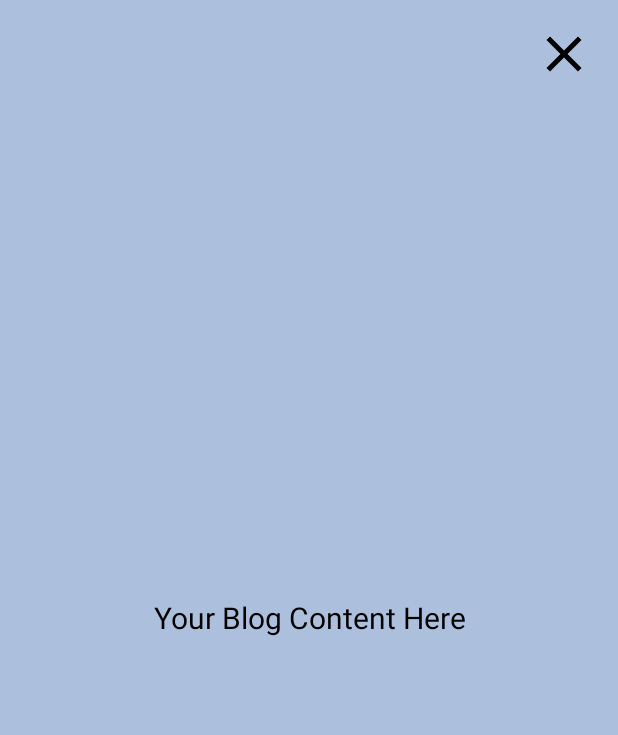
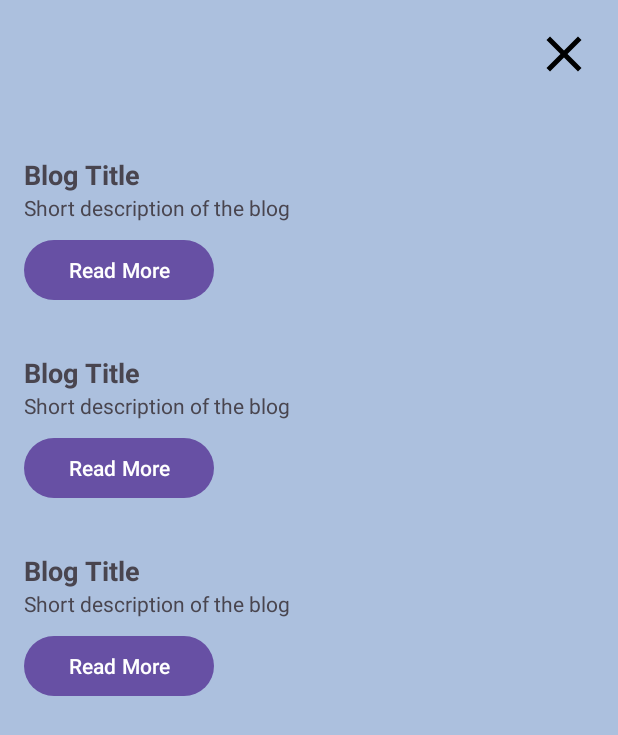
Before and after one commit to Siddhartha228/BlogApplication, an Android app: the layout fragment_blog.xml on its own in the app's theme, with its tools: preview values and no code run, on a phone screen of 412 x 824 dp. Shown: the top 735 px of the screen. Run offline under Robolectric (Android 15) with nearby library versions, the phone set to English and light mode, and no system bars.

Commit message:
update and delete

```diff
--- a/app/src/main/java/com/example/bookk/ui/fragment/AddFragment.kt
+++ b/app/src/main/java/com/example/bookk/ui/fragment/AddFragment.kt
@@ -45,7 +45,7 @@ class AddFragment : Fragment() {
                 Toast.makeText(requireContext(), "Please fill out both fields", Toast.LENGTH_SHORT).show()
             } else {
                 // Create a BlogModel instance
-                val blog = BlogModel(title, description)
+                val blog = BlogModel(title = title, preview = title, description = description)
                 addBlogToDatabase(blog)
 
                 // Optionally navigate to another fragment or pop back stack
@@ -58,7 +58,8 @@ class AddFragment : Fragment() {
 
     private fun addBlogToDatabase(blog: BlogModel) {
         val blogRef = db.child("blogs").push() // Auto-generate a unique key under "blogs"
-        blogRef.setValue(blog)
+        val blogWithId = blog.copy(id = blogRef.key ?: "") // Set the blog ID to the generated key
+        blogRef.setValue(blogWithId)
             .addOnSuccessListener {
                 Toast.makeText(requireContext(), "Blog added successfully", Toast.LENGTH_SHORT).show()
             }
--- a/app/src/main/res/layout/blog_item.xml
+++ b/app/src/main/res/layout/blog_item.xml
@@ -4,6 +4,7 @@
     android:orientation="vertical"
     android:padding="16dp">
 
+    <!-- Blog Title -->
     <TextView
         android:id="@+id/blogTitle"
         android:layout_width="wrap_content"
@@ -12,6 +13,7 @@
         android:textSize="18sp"
         android:textStyle="bold" />
 
+    <!-- Blog Description Preview -->
     <TextView
         android:id="@+id/blogPreview"
         android:layout_width="wrap_content"
@@ -20,9 +22,39 @@
         android:maxLines="3"
         android:ellipsize="end" />
 
-    <Button
-        android:id="@+id/readMoreBtn"
-        android:layout_width="wrap_content"
+    <!-- Buttons in a Horizontal LinearLayout -->
+    <LinearLayout
+        android:layout_width="match_parent"
         android:layout_height="wrap_content"
-        android:text="Read More" />
+        android:orientation="horizontal"
+        android:weightSum="3"
+        android:layout_marginTop="8dp">
+
+        <!-- Read More Button -->
+        <Button
+            android:id="@+id/readMoreBtn"
+            android:layout_width="0dp"
+            android:layout_height="wrap_content"
+            android:layout_weight="1"
+            android:text="Read More" />
+
+        <!-- Update Button (Visible only in BlogFragment) -->
+        <Button
+            android:id="@+id/updateBtn"
+            android:layout_width="0dp"
+            android:layout_height="wrap_content"
+            android:layout_weight="1"
+            android:text="Update"
+            android:visibility="gone" /> <!-- Hidden by default -->
+
+        <!-- Delete Button (Visible only in BlogFragment) -->
+        <Button
+            android:id="@+id/deleteBtn"
+            android:layout_width="0dp"
+            android:layout_height="wrap_content"
+            android:layout_weight="1"
+            android:text="Delete"
+            android:visibility="gone" /> <!-- Hidden by default -->
+
+    </LinearLayout>
 </LinearLayout>
--- a/app/src/main/res/layout/fragment_blog.xml
+++ b/app/src/main/res/layout/fragment_blog.xml
@@ -1,5 +1,5 @@
 <?xml version="1.0" encoding="utf-8"?>
-<FrameLayout xmlns:android="http://schemas.android.com/apk/res/android"
+<RelativeLayout xmlns:android="http://schemas.android.com/apk/res/android"
     xmlns:tools="http://schemas.android.com/tools"
     android:layout_width="match_parent"
     android:layout_height="match_parent"
@@ -11,18 +11,20 @@
         android:id="@+id/closeButton"
         android:layout_width="40dp"
         android:layout_height="40dp"
-        android:layout_gravity="end|top"
+        android:layout_alignParentEnd="true"
+        android:layout_alignParentTop="true"
         android:layout_margin="16dp"
         android:src="@drawable/baseline_close_24"
         android:contentDescription="Close Blog" />
 
-    <!-- Blog Content (Placeholder Text) -->
-    <TextView
+    <!-- RecyclerView to display the list of blogs -->
+    <androidx.recyclerview.widget.RecyclerView
+        android:id="@+id/recyclerView"
         android:layout_width="match_parent"
         android:layout_height="match_parent"
-        android:gravity="center"
-        android:text="Your Blog Content Here"
-        android:textSize="20sp"
-        android:textColor="@android:color/black" />
+        android:layout_below="@id/closeButton"
+        android:layout_marginTop="16dp"
+        android:scrollbars="vertical"
+        tools:listitem="@layout/blog_item" />
 
-</FrameLayout>
+</RelativeLayout>
--- a/app/src/main/res/values/colors.xml
+++ b/app/src/main/res/values/colors.xml
@@ -10,4 +10,7 @@
     <color name="colorPrimary">#6200EE</color>
 
     <color name="lightBlue">#ACC0DE</color>
+
+    <color name="mediumGray">#6c757d</color>
+    <color name="red">#DC3545</color>
 </resources>
```
Also changed, not shown: app/src/main/java/com/example/bookk/adapter/BlogAdapter.kt (+51 -45 lines), app/src/main/java/com/example/bookk/model/BlogModel.kt (+37 -4 lines), app/src/main/java/com/example/bookk/ui/fragment/BlogFragment.kt (+59 -45 lines), app/src/main/java/com/example/bookk/ui/fragment/HomeFragment.kt (+49 -35 lines), app/src/main/java/com/example/bookk/ui/fragment/UpdateFragment.kt (added, +97 -0 lines), app/src/main/res/layout/fragment_update.xml (added, +41 -0 lines).
